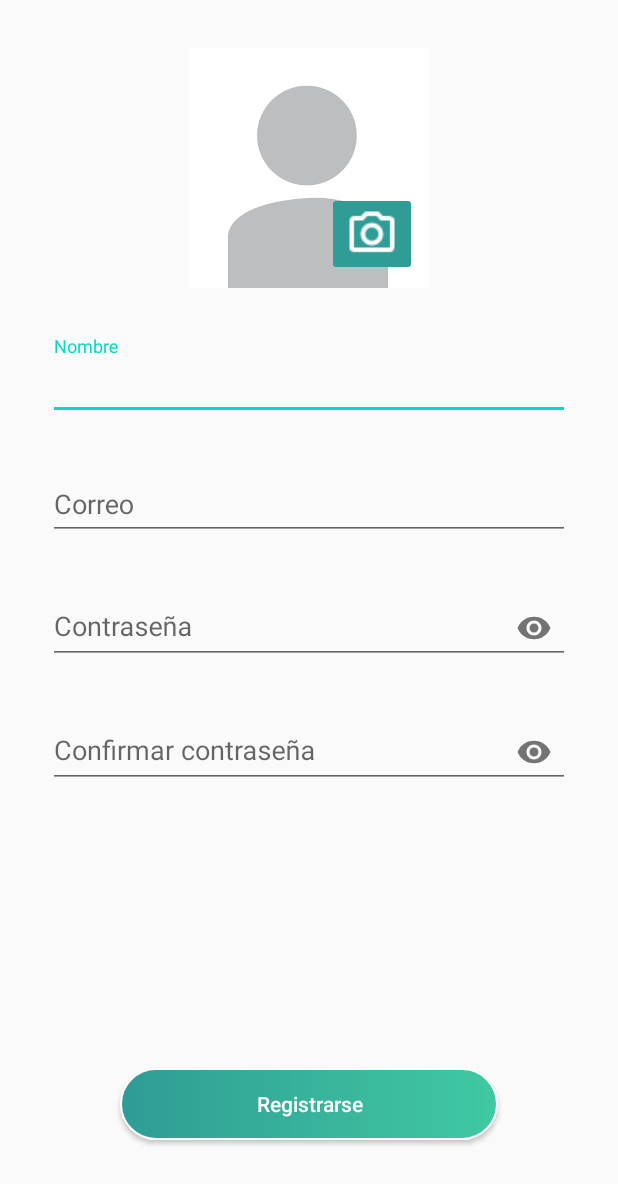
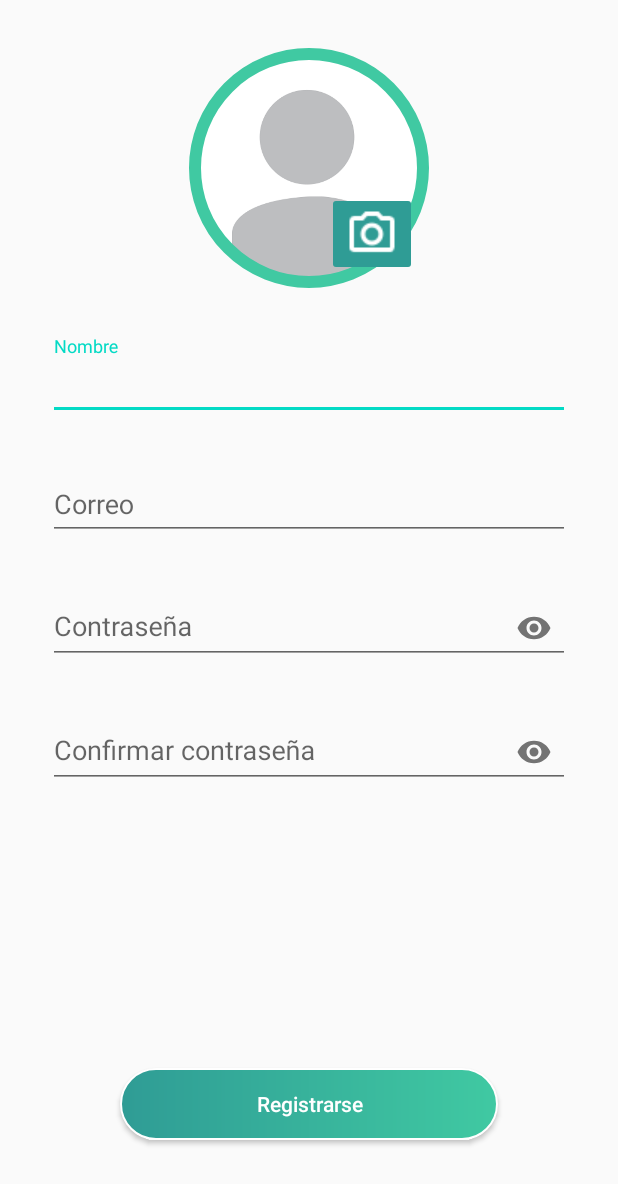
Before and after one commit to alvaroagr/InfoTransito, an Android app: the SignUpActivity screen opened directly, with no data from a screen before it, on a phone screen of 412 x 824 dp. Shown: the top 1184 px of the screen. Run offline under Robolectric (Android 15) with nearby library versions, the phone set to English and light mode, and no system bars; our stand-ins replace Firebase (no records; nobody signed in at launch, a user with empty details on screens opened directly).

Commit message:
add ShapeableImageView

```diff
--- a/app/src/main/java/com/example/infotransito/SignUpActivity.java
+++ b/app/src/main/java/com/example/infotransito/SignUpActivity.java
@@ -16,6 +16,7 @@ import android.widget.ImageButton;
 import android.widget.ImageView;
 import android.widget.TextView;
 
+import com.google.android.material.imageview.ShapeableImageView;
 import com.google.android.material.textfield.TextInputLayout;
 import com.google.firebase.auth.FirebaseAuth;
 import com.google.firebase.firestore.FirebaseFirestore;
@@ -37,7 +38,8 @@ public class SignUpActivity extends AppCompatActivity {
     private TextInputLayout nameWrapper, emailWrapper, passwordWrapper, repasswordWrapper;
     private Button signupBtn;
     private ImageButton addImgBtn;
-    private ImageView profileImg;
+//    private ImageView profileImg;
+    private ShapeableImageView profileShapeImg;
 
     private FirebaseAuth auth;
     private FirebaseFirestore db;
@@ -48,7 +50,9 @@ public class SignUpActivity extends AppCompatActivity {
         super.onCreate(savedInstanceState);
         setContentView(R.layout.activity_sign_up);
 
-        profileImg = findViewById(R.id.profileImg);
+//        profileImg = findViewById(R.id.profileImg);
+        profileShapeImg = findViewById(R.id.profileShapeImg);
+
         nameWrapper = findViewById(R.id.nameWrapper);
         emailWrapper = findViewById(R.id.emailWrapper);
         passwordWrapper = findViewById(R.id.passwordWrapper);
@@ -183,7 +187,8 @@ public class SignUpActivity extends AppCompatActivity {
             path = UtilDomi.getPath(this, uri);
 
             Bitmap image = BitmapFactory.decodeFile(path);
-            profileImg.setImageBitmap(image);
+//            profileImg.setImageBitmap(image);
+            profileShapeImg.setImageBitmap(image);
         }
     }
 
--- a/app/src/main/res/layout/activity_sign_up.xml
+++ b/app/src/main/res/layout/activity_sign_up.xml
@@ -15,13 +15,13 @@
         android:layout_marginEnd="32dp"
         app:layout_constraintEnd_toEndOf="parent"
         app:layout_constraintStart_toStartOf="parent"
-        app:layout_constraintTop_toBottomOf="@+id/profileImg">
+        app:layout_constraintTop_toBottomOf="@+id/profileShapeImg">
 
         <com.google.android.material.textfield.TextInputEditText
             android:layout_width="match_parent"
             android:layout_height="wrap_content"
             android:hint="Nombre"
-            android:singleLine="true"/>
+            android:singleLine="true" />
     </com.google.android.material.textfield.TextInputLayout>
 
     <com.google.android.material.textfield.TextInputLayout
@@ -93,15 +93,38 @@
         app:layout_constraintEnd_toEndOf="parent"
         app:layout_constraintStart_toStartOf="parent" />
 
-    <ImageView
-        android:id="@+id/profileImg"
+<!--    <ImageView-->
+<!--        android:id="@+id/profileImg"-->
+<!--        android:layout_width="160dp"-->
+<!--        android:layout_height="160dp"-->
+<!--        android:layout_marginTop="32dp"-->
+<!--        app:layout_constraintEnd_toEndOf="parent"-->
+<!--        app:layout_constraintStart_toStartOf="parent"-->
+<!--        app:layout_constraintTop_toTopOf="parent"-->
+<!--        app:srcCompat="@drawable/profile_def" />-->
+
+<!--    <ImageView android:id="@+id/circle_crop"-->
+<!--        android:layout_width="160dp"-->
+<!--        android:layout_height="160dp"-->
+<!--        android:layout_marginTop="32dp"-->
+<!--        app:layout_constraintEnd_toEndOf="parent"-->
+<!--        app:layout_constraintStart_toStartOf="parent"-->
+<!--        app:layout_constraintTop_toTopOf="parent"-->
+<!--        android:src="@drawable/circle_crop" />-->
+
+    <com.google.android.material.imageview.ShapeableImageView
+        android:id="@+id/profileShapeImg"
         android:layout_width="160dp"
         android:layout_height="160dp"
         android:layout_marginTop="32dp"
         app:layout_constraintEnd_toEndOf="parent"
         app:layout_constraintStart_toStartOf="parent"
         app:layout_constraintTop_toTopOf="parent"
-        app:srcCompat="@drawable/profile_def" />
+        app:shapeAppearanceOverlay="@style/roundedImageViewRounded"
+        app:srcCompat="@drawable/profile_def"
+        app:strokeWidth="8dp"
+        android:padding="4dp"
+        app:strokeColor="@color/primary" />
 
     <ImageButton
         android:id="@+id/addImgBtn"
@@ -110,8 +133,8 @@
         android:layout_marginEnd="8dp"
         android:layout_marginBottom="8dp"
         android:backgroundTint="@color/primaryVariant"
-        app:layout_constraintBottom_toBottomOf="@+id/profileImg"
-        app:layout_constraintEnd_toEndOf="@+id/profileImg"
+        app:layout_constraintBottom_toBottomOf="@+id/profileShapeImg"
+        app:layout_constraintEnd_toEndOf="@+id/profileShapeImg"
         app:srcCompat="@drawable/outline_camera_alt_white_24" />
 
 </androidx.constraintlayout.widget.ConstraintLayout>
--- a/app/src/main/res/values/styles.xml
+++ b/app/src/main/res/values/styles.xml
@@ -27,6 +27,12 @@
         <item name="android:textAllCaps">false</item>
     </style>
 
+    <style name="roundedImageViewRounded">
+        <item name="cornerFamily">rounded</item>
+        <item name="cornerSize">50%</item>
+    </style>
+
+
 
 
 </resources>
```
